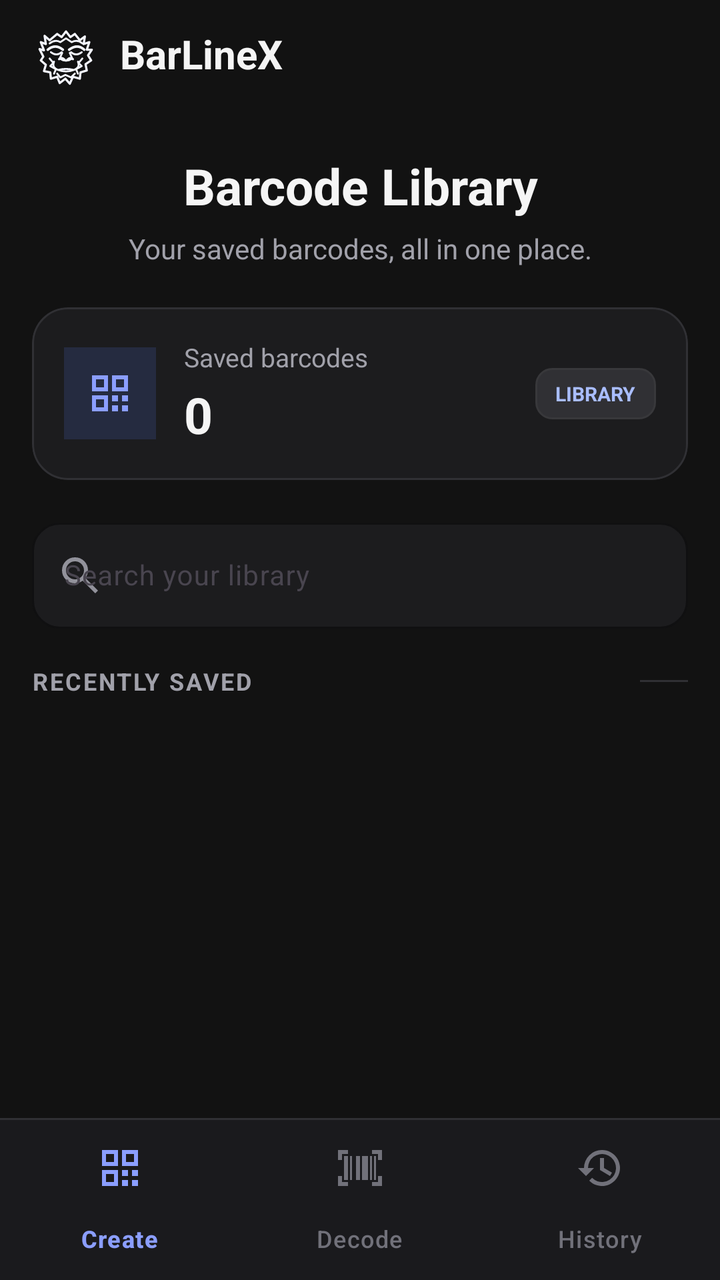
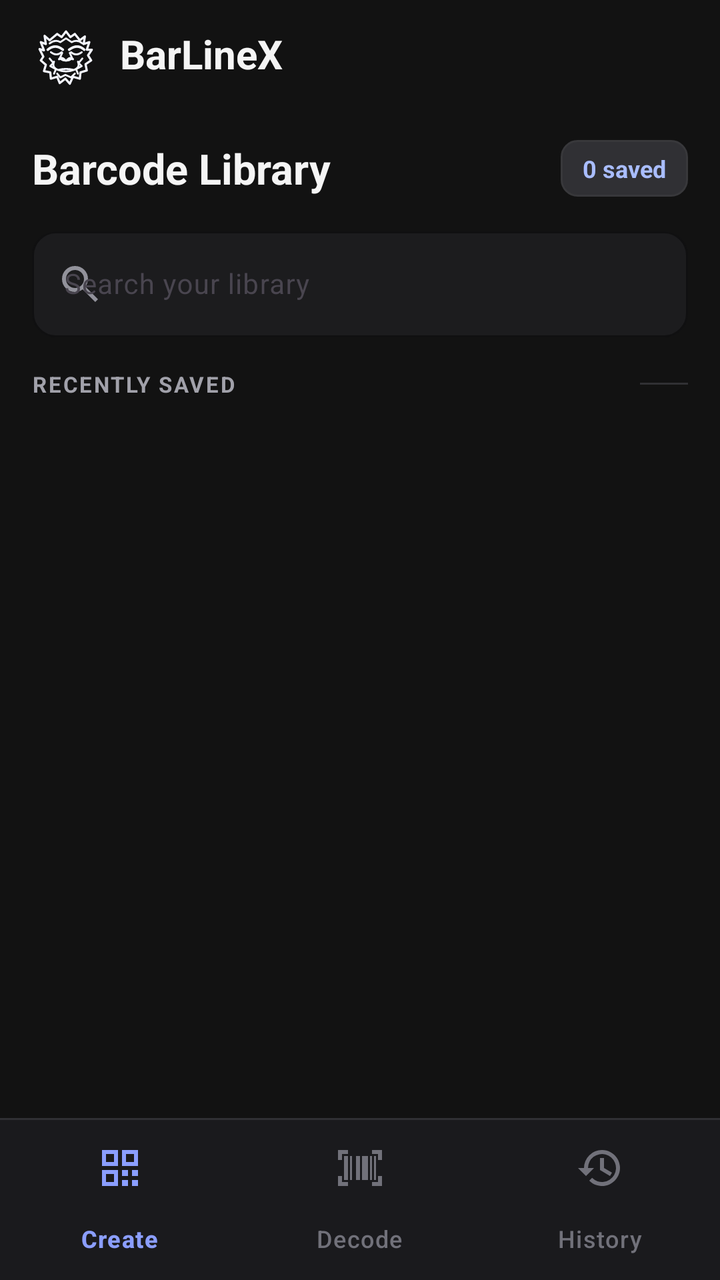

The first picture is an Android layout as it rendered before a commit; the second is the same layout after the commit. The layout source and the unified diff follow.
<!-- AndroidManifest.xml: application theme Theme.BarLineX -->
<!-- res/layout/activity_history.xml -->
<?xml version="1.0" encoding="utf-8"?>
<LinearLayout xmlns:android="http://schemas.android.com/apk/res/android"
    xmlns:app="http://schemas.android.com/apk/res-auto"
    android:id="@+id/historyRoot"
    android:layout_width="match_parent"
    android:layout_height="match_parent"
    android:background="#121212"
    android:orientation="vertical"
    android:fitsSystemWindows="true">

    
    <LinearLayout
        android:id="@+id/historyToolbar"
        android:layout_width="match_parent"
        android:layout_height="56dp"
        android:background="#121212"
        android:gravity="center_vertical"
        android:orientation="horizontal"
        android:paddingHorizontal="16dp">

        <ImageView
            android:layout_width="34dp"
            android:layout_height="34dp"
            android:contentDescription="@string/barlinex_bigfoot_logo"
            android:scaleType="fitCenter"
            android:src="@drawable/ic_yeti" />

        <TextView
            android:layout_width="0dp"
            android:layout_height="wrap_content"
            android:layout_marginStart="10dp"
            android:layout_weight="1"
            android:includeFontPadding="false"
            android:text="@string/app_name"
            android:textColor="#F5F5F5"
            android:textSize="20sp"
            android:textStyle="bold" />

    </LinearLayout>

    
    <LinearLayout
        android:layout_width="match_parent"
        android:layout_height="0dp"
        android:layout_weight="1"
        android:orientation="vertical"
        android:paddingHorizontal="16dp"
        android:paddingTop="20dp"
        android:paddingBottom="12dp">

        
        <TextView
            android:layout_width="match_parent"
            android:layout_height="wrap_content"
            android:text="@string/barcode_library"
            android:textColor="#F5F5F5"
            android:textSize="25sp"
            android:textStyle="bold"
            android:textAlignment="center"/>

        <TextView
            android:layout_width="match_parent"
            android:layout_height="wrap_content"
            android:layout_marginTop="5dp"
            android:text="Your saved barcodes, all in one place."
            android:textColor="#A1A1AA"
            android:textSize="14sp"
            android:textAlignment="center"/>

        
        <com.google.android.material.card.MaterialCardView
            android:layout_width="match_parent"
            android:layout_height="wrap_content"
            android:layout_marginTop="20dp"
            app:cardBackgroundColor="#1C1C1E"
            app:cardCornerRadius="18dp"
            app:cardElevation="0dp"
            app:strokeColor="#303034"
            app:strokeWidth="1dp">

            <LinearLayout
                android:layout_width="match_parent"
                android:layout_height="wrap_content"
                android:gravity="center_vertical"
                android:orientation="horizontal"
                android:padding="16dp">

                <FrameLayout
                    android:layout_width="46dp"
                    android:layout_height="46dp"
                    android:background="#252B40">

                    <ImageView
                        android:layout_width="24dp"
                        android:layout_height="24dp"
                        android:layout_gravity="center"
                        android:importantForAccessibility="no"
                        android:src="@drawable/ic_qr_code"
                        app:tint="#8B9EFF" />

                </FrameLayout>

                <LinearLayout
                    android:layout_width="0dp"
                    android:layout_height="wrap_content"
                    android:layout_marginStart="14dp"
                    android:layout_weight="1"
                    android:orientation="vertical">

                    <TextView
                        android:layout_width="wrap_content"
                        android:layout_height="wrap_content"
                        android:text="Saved barcodes"
                        android:textColor="#A1A1AA"
                        android:textSize="13sp" />

                    <TextView
                        android:id="@+id/textHistoryCount"
                        android:layout_width="wrap_content"
                        android:layout_height="wrap_content"
                        android:layout_marginTop="3dp"
                        android:text="0"
                        android:textColor="#F5F5F5"
                        android:textSize="25sp"
                        android:textStyle="bold" />

                </LinearLayout>

                <TextView
                    android:layout_width="wrap_content"
                    android:layout_height="wrap_content"
                    android:background="@drawable/bg_format_badge"
                    android:paddingHorizontal="10dp"
                    android:paddingVertical="6dp"
                    android:text="LIBRARY"
                    android:textColor="#A9BDFF"
                    android:textSize="10sp"
                    android:textStyle="bold" />

            </LinearLayout>

        </com.google.android.material.card.MaterialCardView>


        <com.google.android.material.textfield.TextInputLayout
            android:id="@+id/layoutHistorySearch"
            style="@style/Widget.Material3.TextInputLayout.OutlinedBox"
            android:layout_width="match_parent"
            android:layout_height="wrap_content"
            android:layout_marginTop="16dp"
            android:hint="Search your library"
            app:boxBackgroundColor="#1C1C1E"
            app:boxCornerRadiusTopStart="14dp"
            app:boxCornerRadiusTopEnd="14dp"
            app:boxCornerRadiusBottomStart="14dp"
            app:boxCornerRadiusBottomEnd="14dp"
            app:boxStrokeColor="#303034"
            app:hintTextColor="#A1A1AA"
            app:startIconDrawable="@drawable/ic_search"
            app:startIconTint="#92929B"
            app:endIconMode="clear_text"
            app:endIconTint="#92929B">

            <com.google.android.material.textfield.TextInputEditText
                android:id="@+id/editHistorySearch"
                android:layout_width="match_parent"
                android:layout_height="wrap_content"
                android:singleLine="true"
                android:textColor="#F5F5F5"
                android:textColorHint="#92929B"
                android:textSize="14sp"
                android:imeOptions="actionSearch"
                android:inputType="text" />

        </com.google.android.material.textfield.TextInputLayout>


        
        <LinearLayout
            android:layout_width="match_parent"
            android:layout_height="wrap_content"
            android:layout_marginTop="18dp"
            android:layout_marginBottom="12dp"
            android:gravity="center_vertical"
            android:orientation="horizontal">

            <TextView
                android:layout_width="0dp"
                android:layout_height="wrap_content"
                android:layout_weight="1"
                android:letterSpacing="0.08"
                android:text="RECENTLY SAVED"
                android:textColor="#A1A1AA"
                android:textSize="12sp"
                android:textStyle="bold" />

            <View
                android:layout_width="24dp"
                android:layout_height="1dp"
                android:background="#303034" />

        </LinearLayout>

        
        <LinearLayout
            android:id="@+id/historyEmptyContainer"
            android:layout_width="match_parent"
            android:layout_height="0dp"
            android:layout_weight="1"
            android:gravity="center"
            android:orientation="vertical"
            android:paddingHorizontal="28dp"
            android:visibility="gone">

            <FrameLayout
                android:layout_width="88dp"
                android:layout_height="88dp"
                android:background="#1C1C1E">

                <ImageView
                    android:layout_width="42dp"
                    android:layout_height="42dp"
                    android:layout_gravity="center"
                    android:importantForAccessibility="no"
                    android:src="@drawable/ic_qr_code"
                    app:tint="#8B9EFF" />

            </FrameLayout>

            <TextView
                android:layout_width="wrap_content"
                android:layout_height="wrap_content"
                android:layout_marginTop="20dp"
                android:text="Your library is empty"
                android:textColor="#F5F5F5"
                android:textSize="18sp"
                android:textStyle="bold" />

            <TextView
                android:id="@+id/textHistoryEmpty"
                android:layout_width="match_parent"
                android:layout_height="wrap_content"
                android:layout_marginTop="8dp"
                android:gravity="center"
                android:text="Barcodes you save will appear here. Create your first barcode to get started."
                android:textColor="#92929B"
                android:textSize="13sp"
                android:lineSpacingExtra="3dp" />

        </LinearLayout>

        
        <androidx.recyclerview.widget.RecyclerView
            android:id="@+id/recyclerHistory"
            android:layout_width="match_parent"
            android:layout_height="0dp"
            android:layout_weight="1"
            android:clipToPadding="false"
            android:overScrollMode="never"
            android:paddingBottom="8dp"
            android:visibility="gone" />

    </LinearLayout>

    
    <LinearLayout
        android:id="@+id/bottomDock"
        android:layout_width="match_parent"
        android:layout_height="wrap_content"
        android:background="#1A1A1D"
        android:orientation="vertical">

        <View
            android:layout_width="match_parent"
            android:layout_height="1dp"
            android:background="#303034" />

        <com.google.android.material.bottomnavigation.BottomNavigationView
            android:id="@+id/bottomNavigation"
            android:layout_width="match_parent"
            android:layout_height="wrap_content"
            android:background="#1A1A1D"
            app:elevation="0dp"
            app:itemIconTint="@color/nav_item_color"
            app:itemTextColor="@color/nav_item_color"
            app:labelVisibilityMode="labeled"
            app:menu="@menu/menu_bottom_navigation" />

    </LinearLayout>

</LinearLayout>
<!-- resources referenced by this layout -->
<resources>
  <!-- drawable bg_format_badge (drawable) -->
  <?xml version="1.0" encoding="utf-8"?>
  <shape xmlns:android="http://schemas.android.com/apk/res/android"
      android:shape="rectangle">
  
      <solid android:color="@color/background_variant" />
  
      <corners android:radius="8dp" />
  
      <stroke
          android:width="1dp"
          android:color="@color/border_default" />
  
  </shape>
  <!-- drawable ic_qr_code (drawable) -->
  <vector xmlns:android="http://schemas.android.com/apk/res/android"
      android:width="24dp"
      android:height="24dp"
      android:viewportWidth="24"
      android:viewportHeight="24">
      <path
          android:fillColor="#FFFFFFFF"
          android:pathData="M3,3h8v8H3zM5,5v4h4V5zM13,3h8v8h-8zM15,5v4h4V5zM3,13h8v8H3zM5,15v4h4v-4zM13,13h3v3h-3zM18,13h3v3h-3zM13,18h3v3h-3zM18,18h3v3h-3z" />
  </vector>
  <!-- drawable ic_search (drawable) -->
  <vector xmlns:android="http://schemas.android.com/apk/res/android"
      android:width="24dp"
      android:height="24dp"
      android:viewportWidth="960"
      android:viewportHeight="960">
    <path
        android:pathData="M784,840 L532,588q-30,24 -69,38t-83,14q-109,0 -184.5,-75.5T120,380q0,-109 75.5,-184.5T380,120q109,0 184.5,75.5T640,380q0,44 -14,83t-38,69l252,252 -56,56ZM380,560q75,0 127.5,-52.5T560,380q0,-75 -52.5,-127.5T380,200q-75,0 -127.5,52.5T200,380q0,75 52.5,127.5T380,560Z"
        android:fillColor="#FFFFFF"/>
  </vector>
  <!-- drawable ic_yeti: vector/xml drawable (drawable, 2938 chars, omitted) -->
  <string name="app_name">BarLineX</string>
  <string name="barcode_library">Barcode Library</string>
  <string name="barlinex_bigfoot_logo">BarLineX Logo</string>
  <style name="Theme.BarLineX" parent="Theme.Material3.Dark.NoActionBar">
          <item name="colorPrimary">@color/brand_primary</item>
          <item name="colorOnPrimary">#121212</item>
  
          <item name="colorSecondary">@color/brand_secondary</item>
          <item name="colorOnSecondary">#121212</item>
  
          <item name="colorSurface">@color/background_surface</item>
          <item name="colorOnSurface">@color/text_primary</item>
  
          <item name="colorSurfaceVariant">@color/background_variant</item>
          <item name="colorOnSurfaceVariant">@color/text_secondary</item>
  
          <item name="colorOutline">@color/border_default</item>
          <item name="colorOutlineVariant">@color/border_subtle</item>
  
          <item name="colorError">#F87171</item>
  
          <item name="android:statusBarColor">@color/background_main</item>
          <item name="android:navigationBarColor">@color/background_main</item>
          <item name="android:windowLightStatusBar">false</item>
          <item name="android:windowBackground">@color/background_main</item>
          <item name="android:colorAccent">@color/brand_primary</item>
      </style>
  <color name="background_variant">#303034</color>
  <color name="border_default">#38383B</color>
  <color name="brand_primary">#8B9EFF</color>
  <color name="brand_secondary">#A5B2FF</color>
  <color name="background_surface">#1C1C1E</color>
  <color name="text_primary">#E5E5E5</color>
  <color name="text_secondary">#A1A1AA</color>
  <color name="border_subtle">#2C2C30</color>
  <color name="background_main">#121212</color>
</resources>

<!-- the commit's change to res/layout/activity_history.xml (unified diff, before → after) -->
@@ -45,115 +45,52 @@
         android:layout_weight="1"
         android:orientation="vertical"
         android:paddingHorizontal="16dp"
-        android:paddingTop="20dp"
+        android:paddingTop="14dp"
         android:paddingBottom="12dp">
 
         
-        <TextView
-            android:layout_width="match_parent"
-            android:layout_height="wrap_content"
-            android:text="@string/barcode_library"
-            android:textColor="#F5F5F5"
-            android:textSize="25sp"
-            android:textStyle="bold"
-            android:textAlignment="center"/>
-
-        <TextView
-            android:layout_width="match_parent"
-            android:layout_height="wrap_content"
-            android:layout_marginTop="5dp"
-            android:text="Your saved barcodes, all in one place."
-            android:textColor="#A1A1AA"
-            android:textSize="14sp"
-            android:textAlignment="center"/>
-
-        
-        <com.google.android.material.card.MaterialCardView
-            android:layout_width="match_parent"
-            android:layout_height="wrap_content"
-            android:layout_marginTop="20dp"
-            app:cardBackgroundColor="#1C1C1E"
-            app:cardCornerRadius="18dp"
-            app:cardElevation="0dp"
-            app:strokeColor="#303034"
-            app:strokeWidth="1dp">
-
-            <LinearLayout
-                android:layout_width="match_parent"
-                android:layout_height="wrap_content"
-                android:gravity="center_vertical"
-                android:orientation="horizontal"
-                android:padding="16dp">
-
-                <FrameLayout
-                    android:layout_width="46dp"
-                    android:layout_height="46dp"
-                    android:background="#252B40">
-
-                    <ImageView
-                        android:layout_width="24dp"
-                        android:layout_height="24dp"
-                        android:layout_gravity="center"
-                        android:importantForAccessibility="no"
-                        android:src="@drawable/ic_qr_code"
-                        app:tint="#8B9EFF" />
-
-                </FrameLayout>
-
-                <LinearLayout
-                    android:layout_width="0dp"
-                    android:layout_height="wrap_content"
-                    android:layout_marginStart="14dp"
-                    android:layout_weight="1"
-                    android:orientation="vertical">
-
-                    <TextView
-                        android:layout_width="wrap_content"
-                        android:layout_height="wrap_content"
-                        android:text="Saved barcodes"
-                        android:textColor="#A1A1AA"
-                        android:textSize="13sp" />
-
-                    <TextView
-                        android:id="@+id/textHistoryCount"
-                        android:layout_width="wrap_content"
-                        android:layout_height="wrap_content"
-                        android:layout_marginTop="3dp"
-                        android:text="0"
-                        android:textColor="#F5F5F5"
-                        android:textSize="25sp"
-                        android:textStyle="bold" />
-
-                </LinearLayout>
-
-                <TextView
-                    android:layout_width="wrap_content"
-                    android:layout_height="wrap_content"
-                    android:background="@drawable/bg_format_badge"
-                    android:paddingHorizontal="10dp"
-                    android:paddingVertical="6dp"
-                    android:text="LIBRARY"
-                    android:textColor="#A9BDFF"
-                    android:textSize="10sp"
-                    android:textStyle="bold" />
-
-            </LinearLayout>
-
-        </com.google.android.material.card.MaterialCardView>
-
-
+        <LinearLayout
+            android:layout_width="match_parent"
+            android:layout_height="wrap_content"
+            android:gravity="center_vertical"
+            android:orientation="horizontal"
+            android:layout_marginBottom="12dp">
+
+            <TextView
+                android:layout_width="0dp"
+                android:layout_height="wrap_content"
+                android:layout_weight="1"
+                android:text="@string/barcode_library"
+                android:textColor="#F5F5F5"
+                android:textSize="21sp"
+                android:textStyle="bold" />
+
+            <TextView
+                android:id="@+id/textHistoryCount"
+                android:layout_width="wrap_content"
+                android:layout_height="wrap_content"
+                android:background="@drawable/bg_format_badge"
+                android:paddingHorizontal="11dp"
+                android:paddingVertical="6dp"
+                android:text="0 saved"
+                android:textColor="#A9BDFF"
+                android:textSize="12sp"
+                android:textStyle="bold" />
+
+        </LinearLayout>
+
+        
         <com.google.android.material.textfield.TextInputLayout
             android:id="@+id/layoutHistorySearch"
             style="@style/Widget.Material3.TextInputLayout.OutlinedBox"
             android:layout_width="match_parent"
             android:layout_height="wrap_content"
-            android:layout_marginTop="16dp"
             android:hint="Search your library"
             app:boxBackgroundColor="#1C1C1E"
-            app:boxCornerRadiusTopStart="14dp"
-            app:boxCornerRadiusTopEnd="14dp"
-            app:boxCornerRadiusBottomStart="14dp"
-            app:boxCornerRadiusBottomEnd="14dp"
+            app:boxCornerRadiusTopStart="12dp"
+            app:boxCornerRadiusTopEnd="12dp"
+            app:boxCornerRadiusBottomStart="12dp"
+            app:boxCornerRadiusBottomEnd="12dp"
             app:boxStrokeColor="#303034"
             app:hintTextColor="#A1A1AA"
             app:startIconDrawable="@drawable/ic_search"
@@ -174,13 +111,12 @@
 
         </com.google.android.material.textfield.TextInputLayout>
 
-
         
         <LinearLayout
             android:layout_width="match_parent"
             android:layout_height="wrap_content"
-            android:layout_marginTop="18dp"
-            android:layout_marginBottom="12dp"
+            android:layout_marginTop="16dp"
+            android:layout_marginBottom="10dp"
             android:gravity="center_vertical"
             android:orientation="horizontal">
 
@@ -191,7 +127,7 @@
                 android:letterSpacing="0.08"
                 android:text="RECENTLY SAVED"
                 android:textColor="#A1A1AA"
-                android:textSize="12sp"
+                android:textSize="11sp"
                 android:textStyle="bold" />
 
             <View
